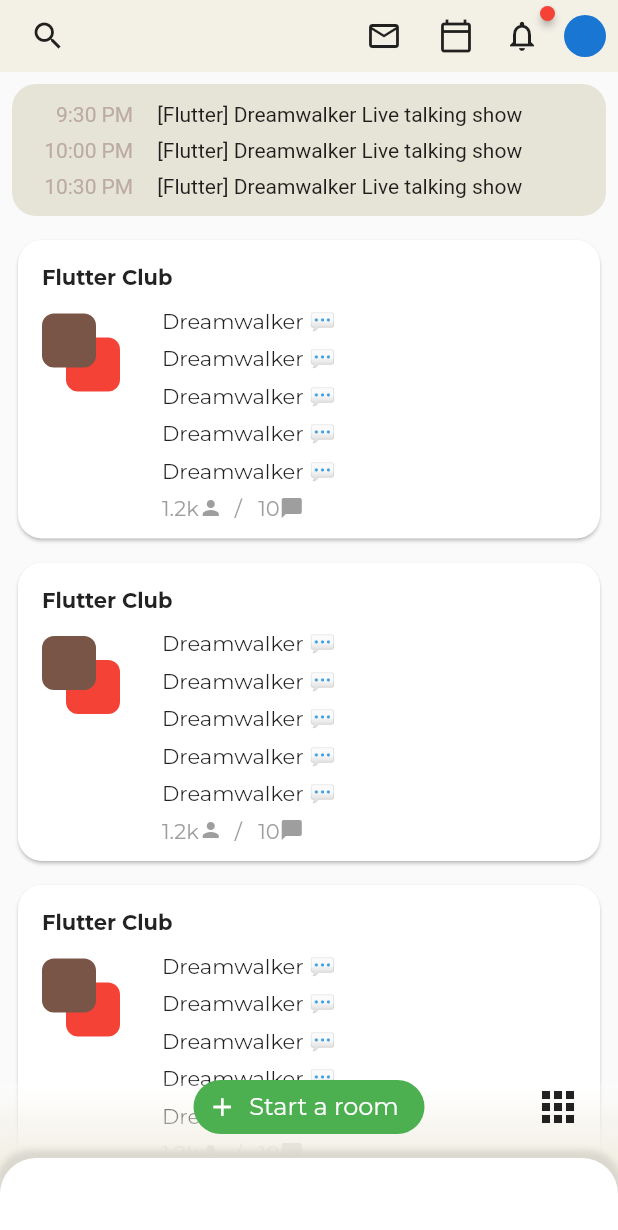
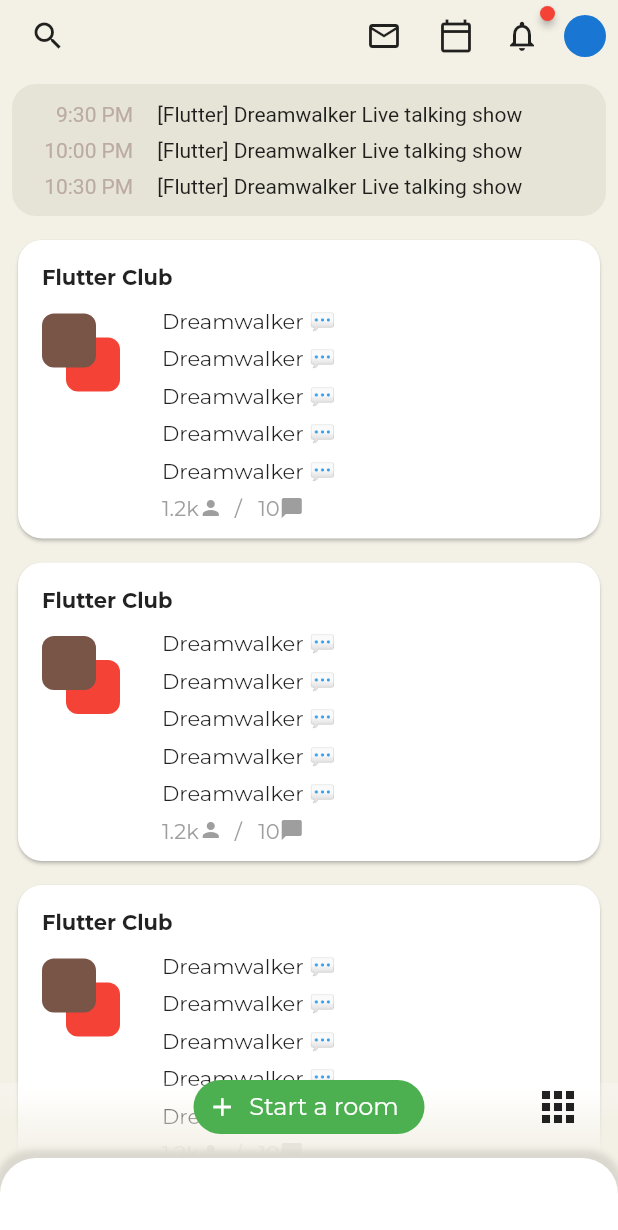
Before and after one commit to JAICHANGPARK/flutter_notebook_11th_story, a Flutter app: the screen it shows after launch, on a phone screen of 412 x 824 dp. Shown: the top 1230 px of the screen. Run offline on Flutter 3.47's test engine with Material 2 defaults, Android fonts, the phone set to English and light mode, and no system bars; drawn by our look-alikes of badges, flutter_inner_drawer; our stand-ins replace backdrop, google_fonts.

Commit message:
Update clubhouse_home_page.dart

```diff
--- a/lib/ep701_clubhouse/ui/clubhouse_home_page.dart
+++ b/lib/ep701_clubhouse/ui/clubhouse_home_page.dart
@@ -65,7 +65,11 @@ class _ClubhouseHomePageState extends State<ClubhouseHomePage> {
                   rightChild: Placeholder(),
                   colorTransitionChild: Colors.transparent,
                   colorTransitionScaffold: Colors.transparent,
+                  swipe: true,
+
                   scaffold: Scaffold(
+
+                    backgroundColor: ClubhouseStyle.appBackgroundColor,
                     body: Stack(
                       children: [
                         Container(
```
